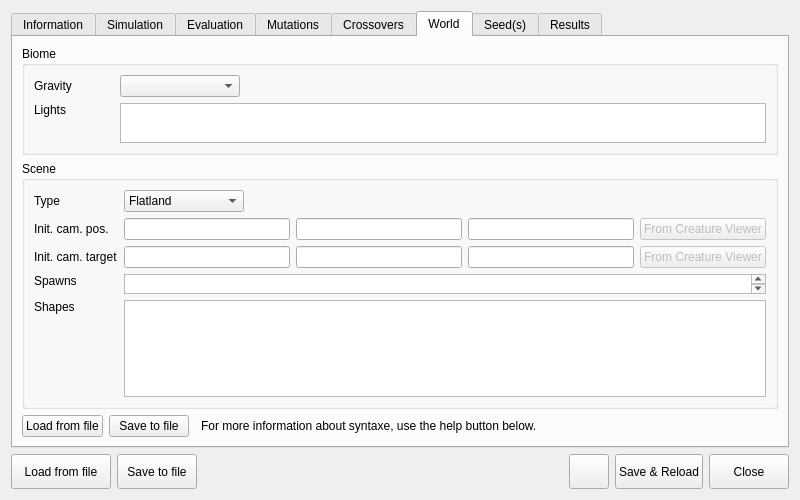
Old version of the form src/genelab/core/ui/widgets/experiments/experimentspropertiescontroller.ui in the repository GeneCraft/GeneCraft-Project.
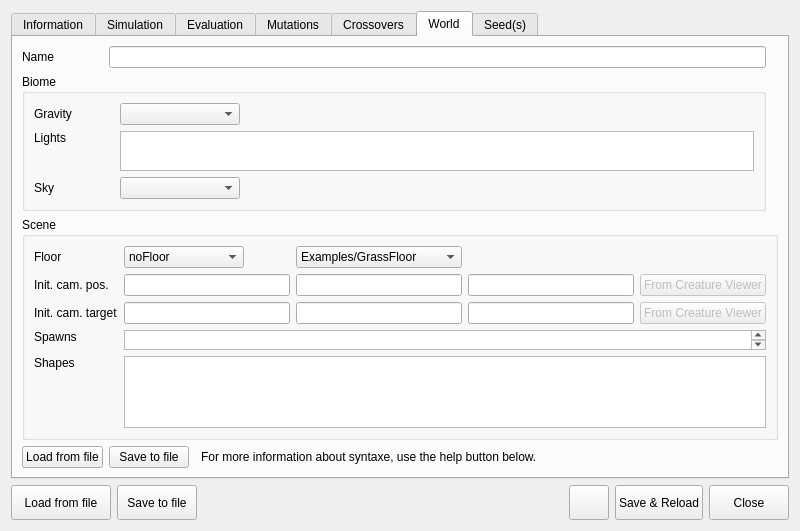
New version of the form. Icons and pictures are not drawn.

What changed in the file:
```diff
--- a/src/genelab/core/ui/widgets/experiments/experimentspropertiescontroller.ui
+++ b/src/genelab/core/ui/widgets/experiments/experimentspropertiescontroller.ui
@@ -402,86 +402,14 @@
        <string>World</string>
       </attribute>
       <layout class="QGridLayout" name="gridLayout_12">
-       <item row="4" column="3">
+       <item row="5" column="3">
         <widget class="QLabel" name="label_9">
          <property name="text">
           <string>For more information about syntaxe, use the help button below.</string>
          </property>
         </widget>
        </item>
-       <item row="0" column="0" colspan="7">
-        <widget class="QGroupBox" name="groupBox_5">
-         <property name="title">
-          <string>Biome</string>
-         </property>
-         <layout class="QGridLayout" name="gridLayout_10">
-          <item row="1" column="0">
-           <widget class="QLabel" name="label_23">
-            <property name="text">
-             <string>Lights</string>
-            </property>
-            <property name="alignment">
-             <set>Qt::AlignLeading|Qt::AlignLeft|Qt::AlignTop</set>
-            </property>
-           </widget>
-          </item>
-          <item row="1" column="1" colspan="2">
-           <widget class="QTextEdit" name="teLights">
-            <property name="maximumSize">
-             <size>
-              <width>16777215</width>
-              <height>40</height>
-             </size>
-            </property>
-            <property name="whatsThis">
-             <string>&lt;!DOCTYPE HTML PUBLIC &quot;-//W3C//DTD HTML 4.0//EN&quot; &quot;http://www.w3.org/TR/REC-html40/strict.dtd&quot;&gt;
-&lt;html&gt;&lt;head&gt;&lt;meta name=&quot;qrichtext&quot; content=&quot;1&quot; /&gt;&lt;style type=&quot;text/css&quot;&gt;
-p, li { white-space: pre-wrap; }
-&lt;/style&gt;&lt;/head&gt;&lt;body style=&quot; font-family:'MS Shell Dlg 2'; font-size:8.25pt; font-weight:400; font-style:normal;&quot;&gt;
-&lt;p style=&quot; margin-top:0px; margin-bottom:0px; margin-left:0px; margin-right:0px; -qt-block-indent:0; text-indent:0px;&quot;&gt;&lt;span style=&quot; font-weight:600;&quot;&gt;Soon...&lt;/span&gt;&lt;/p&gt;&lt;/body&gt;&lt;/html&gt;</string>
-            </property>
-           </widget>
-          </item>
-          <item row="0" column="1">
-           <widget class="QComboBox" name="cbGravity">
-            <property name="minimumSize">
-             <size>
-              <width>120</width>
-              <height>0</height>
-             </size>
-            </property>
-           </widget>
-          </item>
-          <item row="0" column="0">
-           <widget class="QLabel" name="label_12">
-            <property name="minimumSize">
-             <size>
-              <width>80</width>
-              <height>0</height>
-             </size>
-            </property>
-            <property name="text">
-             <string>Gravity</string>
-            </property>
-           </widget>
-          </item>
-          <item row="0" column="2">
-           <spacer name="horizontalSpacer_2">
-            <property name="orientation">
-             <enum>Qt::Horizontal</enum>
-            </property>
-            <property name="sizeHint" stdset="0">
-             <size>
-              <width>40</width>
-              <height>20</height>
-             </size>
-            </property>
-           </spacer>
-          </item>
-         </layout>
-        </widget>
-       </item>
-       <item row="3" column="0" colspan="7">
+       <item row="4" column="0" colspan="7">
         <widget class="QGroupBox" name="groupBox_9">
          <property name="title">
           <string>Scene</string>
@@ -495,6 +423,11 @@
               <height>20</height>
              </size>
             </property>
+            <property name="font">
+             <font>
+              <family>Courier New</family>
+             </font>
+            </property>
             <property name="whatsThis">
              <string>&lt;!DOCTYPE HTML PUBLIC &quot;-//W3C//DTD HTML 4.0//EN&quot; &quot;http://www.w3.org/TR/REC-html40/strict.dtd&quot;&gt;
 &lt;html&gt;&lt;head&gt;&lt;meta name=&quot;qrichtext&quot; content=&quot;1&quot; /&gt;&lt;style type=&quot;text/css&quot;&gt;
@@ -516,6 +449,11 @@
           </item>
           <item row="4" column="1" rowspan="2" colspan="4">
            <widget class="QTextEdit" name="teStaticShapes">
+            <property name="font">
+             <font>
+              <family>Courier New</family>
+             </font>
+            </property>
             <property name="whatsThis">
              <string>&lt;!DOCTYPE HTML PUBLIC &quot;-//W3C//DTD HTML 4.0//EN&quot; &quot;http://www.w3.org/TR/REC-html40/strict.dtd&quot;&gt;
 &lt;html&gt;&lt;head&gt;&lt;meta name=&quot;qrichtext&quot; content=&quot;1&quot; /&gt;&lt;style type=&quot;text/css&quot;&gt;
@@ -576,7 +514,7 @@
           <item row="0" column="0">
            <widget class="QLabel" name="label_13">
             <property name="text">
-             <string>Type</string>
+             <string>Floor</string>
             </property>
            </widget>
           </item>
@@ -597,7 +535,12 @@
             </property>
             <item>
              <property name="text">
-              <string>Flatland</string>
+              <string>noFloor</string>
+             </property>
+            </item>
+            <item>
+             <property name="text">
+              <string>flatland</string>
              </property>
             </item>
            </widget>
@@ -622,10 +565,24 @@
             </property>
            </widget>
           </item>
+          <item row="0" column="2">
+           <widget class="QComboBox" name="cbFloorMaterial">
+            <item>
+             <property name="text">
+              <string>Examples/GrassFloor</string>
+             </property>
+            </item>
+            <item>
+             <property name="text">
+              <string>Examples/Rockwall</string>
+             </property>
+            </item>
+           </widget>
+          </item>
          </layout>
         </widget>
        </item>
-       <item row="4" column="4">
+       <item row="5" column="4">
         <spacer name="horizontalSpacer_5">
          <property name="orientation">
           <enum>Qt::Horizontal</enum>
@@ -638,7 +595,7 @@
          </property>
         </spacer>
        </item>
-       <item row="4" column="1">
+       <item row="5" column="1">
         <widget class="QPushButton" name="pbSaveWorldToFile">
          <property name="text">
           <string>Save to file</string>
@@ -649,7 +606,7 @@
          </property>
         </widget>
        </item>
-       <item row="4" column="0">
+       <item row="5" column="0">
         <widget class="QPushButton" name="pbLoadWorldFromFile">
          <property name="text">
           <string>Load from file</string>
@@ -660,6 +617,103 @@
          </property>
         </widget>
        </item>
+       <item row="2" column="0">
+        <widget class="QLabel" name="label_14">
+         <property name="text">
+          <string>Name</string>
+         </property>
+        </widget>
+       </item>
+       <item row="3" column="0" colspan="5">
+        <widget class="QGroupBox" name="groupBox_5">
+         <property name="title">
+          <string>Biome</string>
+         </property>
+         <layout class="QGridLayout" name="gridLayout_10">
+          <item row="2" column="0">
+           <widget class="QLabel" name="label_23">
+            <property name="text">
+             <string>Lights</string>
+            </property>
+            <property name="alignment">
+             <set>Qt::AlignLeading|Qt::AlignLeft|Qt::AlignTop</set>
+            </property>
+           </widget>
+          </item>
+          <item row="2" column="1" colspan="2">
+           <widget class="QTextEdit" name="teLights">
+            <property name="maximumSize">
+             <size>
+              <width>16777215</width>
+              <height>40</height>
+             </size>
+            </property>
+            <property name="font">
+             <font>
+              <family>Courier New</family>
+             </font>
+            </property>
+            <property name="whatsThis">
+             <string>&lt;!DOCTYPE HTML PUBLIC &quot;-//W3C//DTD HTML 4.0//EN&quot; &quot;http://www.w3.org/TR/REC-html40/strict.dtd&quot;&gt;
+&lt;html&gt;&lt;head&gt;&lt;meta name=&quot;qrichtext&quot; content=&quot;1&quot; /&gt;&lt;style type=&quot;text/css&quot;&gt;
+p, li { white-space: pre-wrap; }
+&lt;/style&gt;&lt;/head&gt;&lt;body style=&quot; font-family:'MS Shell Dlg 2'; font-size:8.25pt; font-weight:400; font-style:normal;&quot;&gt;
+&lt;p style=&quot; margin-top:0px; margin-bottom:0px; margin-left:0px; margin-right:0px; -qt-block-indent:0; text-indent:0px;&quot;&gt;&lt;span style=&quot; font-weight:600;&quot;&gt;Soon...&lt;/span&gt;&lt;/p&gt;&lt;/body&gt;&lt;/html&gt;</string>
+            </property>
+           </widget>
+          </item>
+          <item row="1" column="1">
+           <widget class="QComboBox" name="cbGravity">
+            <property name="minimumSize">
+             <size>
+              <width>120</width>
+              <height>0</height>
+             </size>
+            </property>
+           </widget>
+          </item>
+          <item row="1" column="0">
+           <widget class="QLabel" name="label_12">
+            <property name="minimumSize">
+             <size>
+              <width>80</width>
+              <height>0</height>
+             </size>
+            </property>
+            <property name="text">
+             <string>Gravity</string>
+            </property>
+           </widget>
+          </item>
+          <item row="1" column="2">
+           <spacer name="horizontalSpacer_2">
+            <property name="orientation">
+             <enum>Qt::Horizontal</enum>
+            </property>
+            <property name="sizeHint" stdset="0">
+             <size>
+              <width>40</width>
+              <height>20</height>
+             </size>
+            </property>
+           </spacer>
+          </item>
+          <item row="3" column="0">
+           <widget class="QLabel" name="label_16">
+            <property name="text">
+             <string>Sky</string>
+            </property>
+           </widget>
+          </item>
+          <item row="3" column="1">
+           <widget class="QComboBox" name="cbSkyMaterial"/>
+          </item>
+         </layout>
+        </widget>
+       </item>
+       <item row="2" column="1" colspan="4">
+        <widget class="QLineEdit" name="leWorldName"/>
+       </item>
       </layout>
      </widget>
      <widget class="QWidget" name="tab_7">
@@ -671,15 +725,6 @@
        <string>Seed(s)</string>
       </attribute>
      </widget>
-     <widget class="QWidget" name="tab_5">
-      <attribute name="icon">
-       <iconset resource="../../../ressources/ressources.qrc">
-        <normaloff>:/img/icons/report</normaloff>:/img/icons/report</iconset>
-      </attribute>
-      <attribute name="title">
-       <string>Results</string>
-      </attribute>
-     </widget>
     </widget>
    </item>
    <item row="2" column="3">
```
Left out of the diff: 2 changed lines with no effect on the pictures.
